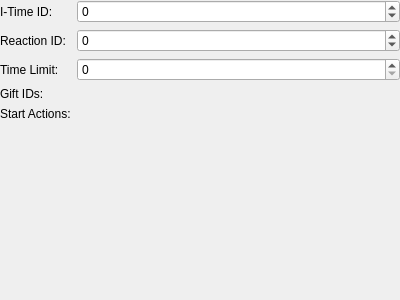
Before: the Qt Designer form tools/cathedral/ui/EventITime.ui in comphack/comp_hack, drawn with Qt 5.
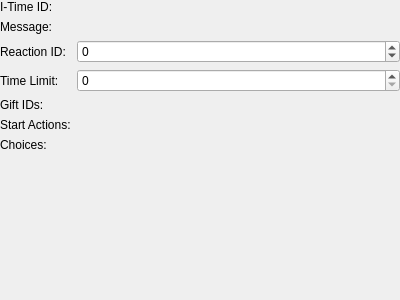
After: the same form once the commit is applied. Custom widgets are drawn as their Qt base class.

Commit message: Demon titles for spawns and message IDs from multiple sources

What changed in the file:
```diff
--- a/tools/cathedral/ui/EventITime.ui
+++ b/tools/cathedral/ui/EventITime.ui
@@ -35,24 +35,14 @@
        </property>
       </widget>
      </item>
-     <item row="0" column="1">
-      <widget class="QSpinBox" name="iTimeID">
-       <property name="minimum">
-        <number>-128</number>
-       </property>
-       <property name="maximum">
-        <number>127</number>
-       </property>
-      </widget>
-     </item>
-     <item row="1" column="0">
+     <item row="2" column="0">
       <widget class="QLabel" name="lblReactionID">
        <property name="text">
         <string>Reaction ID:</string>
        </property>
       </widget>
      </item>
-     <item row="1" column="1">
+     <item row="2" column="1">
       <widget class="QSpinBox" name="reactionID">
        <property name="minimum">
         <number>-2147483647</number>
@@ -62,40 +52,63 @@
        </property>
       </widget>
      </item>
-     <item row="2" column="0">
+     <item row="3" column="0">
       <widget class="QLabel" name="lblTimeLimit">
        <property name="text">
         <string>Time Limit:</string>
        </property>
       </widget>
      </item>
-     <item row="2" column="1">
+     <item row="3" column="1">
       <widget class="QSpinBox" name="timeLimit">
        <property name="maximum">
         <number>1000</number>
        </property>
       </widget>
      </item>
-     <item row="3" column="0">
+     <item row="4" column="0">
       <widget class="QLabel" name="lblGiftIDs">
        <property name="text">
         <string>Gift IDs:</string>
        </property>
       </widget>
      </item>
-     <item row="3" column="1">
+     <item row="4" column="1">
       <widget class="DynamicList" name="giftIDs" native="true"/>
      </item>
-     <item row="4" column="0">
+     <item row="5" column="0">
       <widget class="QLabel" name="lblStartActions">
        <property name="text">
         <string>Start Actions:</string>
        </property>
       </widget>
      </item>
-     <item row="4" column="1">
+     <item row="5" column="1">
       <widget class="EventRef" name="startActions" native="true"/>
      </item>
+     <item row="1" column="0">
+      <widget class="QLabel" name="lblMessage">
+       <property name="text">
+        <string>Message:</string>
+       </property>
+      </widget>
+     </item>
+     <item row="6" column="0">
+      <widget class="QLabel" name="lblChoices">
+       <property name="text">
+        <string>Choices:</string>
+       </property>
+      </widget>
+     </item>
+     <item row="6" column="1">
+      <widget class="DynamicList" name="choices" native="true"/>
+     </item>
+     <item row="1" column="1">
+      <widget class="EventMessageRef" name="message" native="true"/>
+     </item>
+     <item row="0" column="1">
+      <widget class="ObjectSelector" name="iTimeID" native="true"/>
+     </item>
     </layout>
    </item>
   </layout>
@@ -113,6 +126,18 @@
    <header>EventRef.h</header>
    <container>1</container>
   </customwidget>
+  <customwidget>
+   <class>EventMessageRef</class>
+   <extends>QWidget</extends>
+   <header>EventMessageRef.h</header>
+   <container>1</container>
+  </customwidget>
+  <customwidget>
+   <class>ObjectSelector</class>
+   <extends>QWidget</extends>
+   <header>ObjectSelector.h</header>
+   <container>1</container>
+  </customwidget>
  </customwidgets>
  <resources/>
  <connections/>
```
The commit also changes 18 other files.
